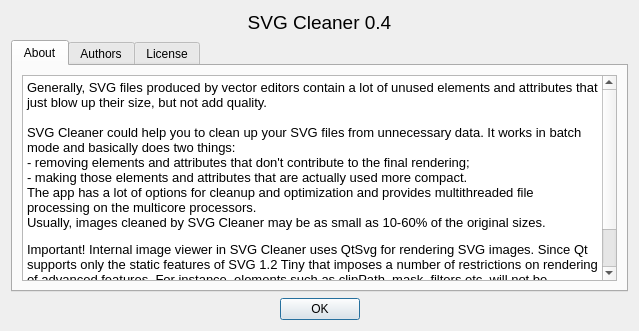
Before: the Qt Designer form src/aboutdialog.ui in RazrFalcon/svgcleaner, drawn with Qt 5.
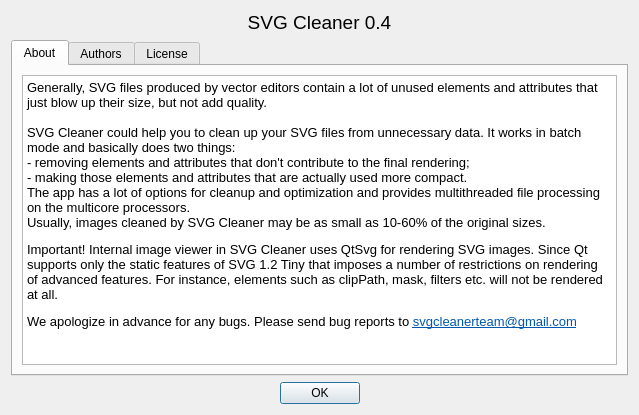
After: the same form once the commit is applied.

```diff
--- a/src/aboutdialog.ui
+++ b/src/aboutdialog.ui
@@ -7,7 +7,7 @@
     <x>0</x>
     <y>0</y>
     <width>639</width>
-    <height>331</height>
+    <height>415</height>
    </rect>
   </property>
   <property name="windowTitle">
```
